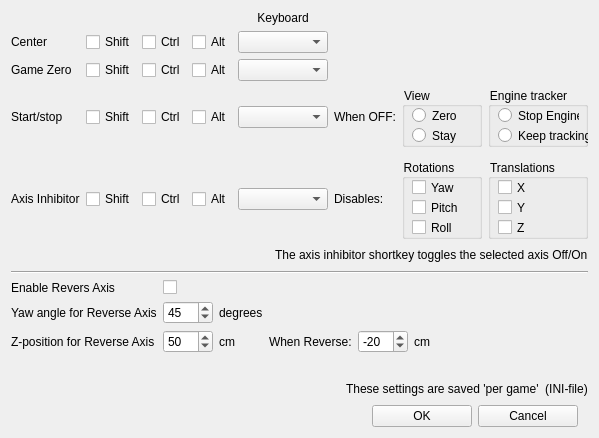
dbaarda/facetracknoir-posix, file facetracknoir/ftnoir_keyboardshortcuts.ui: the form before one commit.
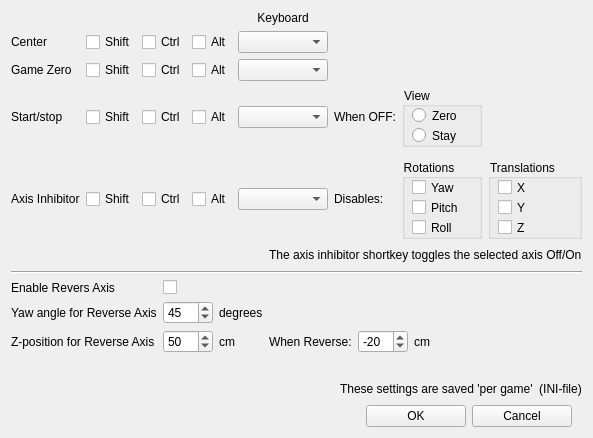
The form after the commit. Icons and pictures are not drawn.

Commit message: Implement missing tracking commands

```diff
--- a/facetracknoir/ftnoir_keyboardshortcuts.ui
+++ b/facetracknoir/ftnoir_keyboardshortcuts.ui
@@ -6,7 +6,7 @@
    <rect>
     <x>0</x>
     <y>0</y>
-    <width>558</width>
+    <width>591</width>
     <height>438</height>
    </rect>
   </property>
@@ -324,48 +324,6 @@
          </widget>
         </widget>
        </item>
-       <item row="3" column="7">
-        <widget class="QGroupBox" name="groupBox_4">
-         <property name="minimumSize">
-          <size>
-           <width>100</width>
-           <height>0</height>
-          </size>
-         </property>
-         <property name="styleSheet">
-          <string notr="true">color: rgb(0, 0, 0);</string>
-         </property>
-         <property name="title">
-          <string>Engine tracker</string>
-         </property>
-         <widget class="QRadioButton" name="radioSetEngineStop">
-          <property name="geometry">
-           <rect>
-            <x>10</x>
-            <y>20</y>
-            <width>81</width>
-            <height>17</height>
-           </rect>
-          </property>
-          <property name="text">
-           <string>Stop Engine</string>
-          </property>
-         </widget>
-         <widget class="QRadioButton" name="radioSetKeepTracking">
-          <property name="geometry">
-           <rect>
-            <x>10</x>
-            <y>40</y>
-            <width>91</width>
-            <height>17</height>
-           </rect>
-          </property>
-          <property name="text">
-           <string>Keep tracking</string>
-          </property>
-         </widget>
-        </widget>
-       </item>
        <item row="2" column="0">
         <widget class="QLabel" name="textLabel2_2">
          <property name="sizePolicy">
```
The commit also changes 5 other files.
